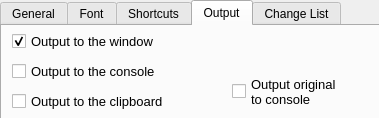
This is ui/Settings.ui in Shoker2/TS2_ScreenTranslator as Qt 5 draws it before an edit. The edited form follows.
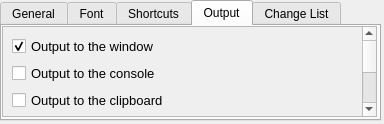
This is the edited form. The open tabs and pages were chosen to show the change.

Commit message: in Output add Server

Patch:
```diff
--- a/ui/Settings.ui
+++ b/ui/Settings.ui
@@ -6,8 +6,8 @@
    <rect>
     <x>0</x>
     <y>0</y>
-    <width>379</width>
-    <height>118</height>
+    <width>384</width>
+    <height>124</height>
    </rect>
   </property>
   <property name="minimumSize">
@@ -266,15 +266,30 @@
      <attribute name="title">
       <string>Output</string>
      </attribute>
+     <widget class="QScrollArea" name="scrollArea">
+      <property name="geometry">
+       <rect>
+        <x>0</x>
+        <y>0</y>
+        <width>375</width>
+        <height>91</height>
+       </rect>
+      </property>
+      <property name="widgetResizable">
+       <bool>true</bool>
+      </property>
+      <widget class="QWidget" name="scrollAreaWidgetContents">
+       <property name="geometry">
+        <rect>
+         <x>0</x>
+         <y>-115</y>
+         <width>352</width>
+         <height>204</height>
+        </rect>
+       </property>
+       <layout class="QVBoxLayout" name="verticalLayout">
+        <item>
      <widget class="QCheckBox" name="windowOutput">
-      <property name="geometry">
-       <rect>
-        <x>10</x>
-        <y>5</y>
-        <width>211</width>
-        <height>20</height>
-       </rect>
-      </property>
       <property name="font">
        <font>
         <pointsize>10</pointsize>
@@ -287,15 +302,9 @@
        <bool>true</bool>
       </property>
      </widget>
+        </item>
+        <item>
      <widget class="QCheckBox" name="consoleOutput">
-      <property name="geometry">
-       <rect>
-        <x>10</x>
-        <y>35</y>
-        <width>211</width>
-        <height>20</height>
-       </rect>
-      </property>
       <property name="font">
        <font>
         <pointsize>10</pointsize>
@@ -305,15 +314,9 @@
        <string>Output to the console</string>
       </property>
      </widget>
+        </item>
+        <item>
      <widget class="QCheckBox" name="clipboardOutput">
-      <property name="geometry">
-       <rect>
-        <x>10</x>
-        <y>65</y>
-        <width>211</width>
-        <height>20</height>
-       </rect>
-      </property>
       <property name="font">
        <font>
         <pointsize>10</pointsize>
@@ -323,27 +326,42 @@
        <string>Output to the clipboard</string>
       </property>
      </widget>
+        </item>
+        <item>
      <widget class="QCheckBox" name="originalOutput">
-      <property name="geometry">
-       <rect>
-        <x>230</x>
-        <y>40</y>
-        <width>141</width>
-        <height>51</height>
-       </rect>
-      </property>
+          <property name="font">
+           <font>
+            <pointsize>10</pointsize>
+           </font>
+          </property>
+          <property name="text">
+           <string>Output original to console</string>
+          </property>
+          <property name="checked">
+           <bool>false</bool>
+          </property>
+         </widget>
+        </item>
+        <item>
+         <widget class="QCheckBox" name="TS2ST_serverOutput">
       <property name="font">
        <font>
         <pointsize>10</pointsize>
        </font>
       </property>
       <property name="text">
-       <string>Output original
-to console</string>
+           <string>Output to the TS2ST_Server</string>
       </property>
       <property name="checked">
        <bool>false</bool>
       </property>
+         </widget>
+        </item>
+        <item>
+         <widget class="QLineEdit" name="TS2ST_serverLineEdit"/>
+        </item>
+       </layout>
+      </widget>
      </widget>
     </widget>
     <widget class="QWidget" name="change_list_page">
```
Left out of the diff: 2 changed lines with no effect on the pictures. Lines whose indentation alone changed are shown as unchanged. The commit also changes 4 other files.
